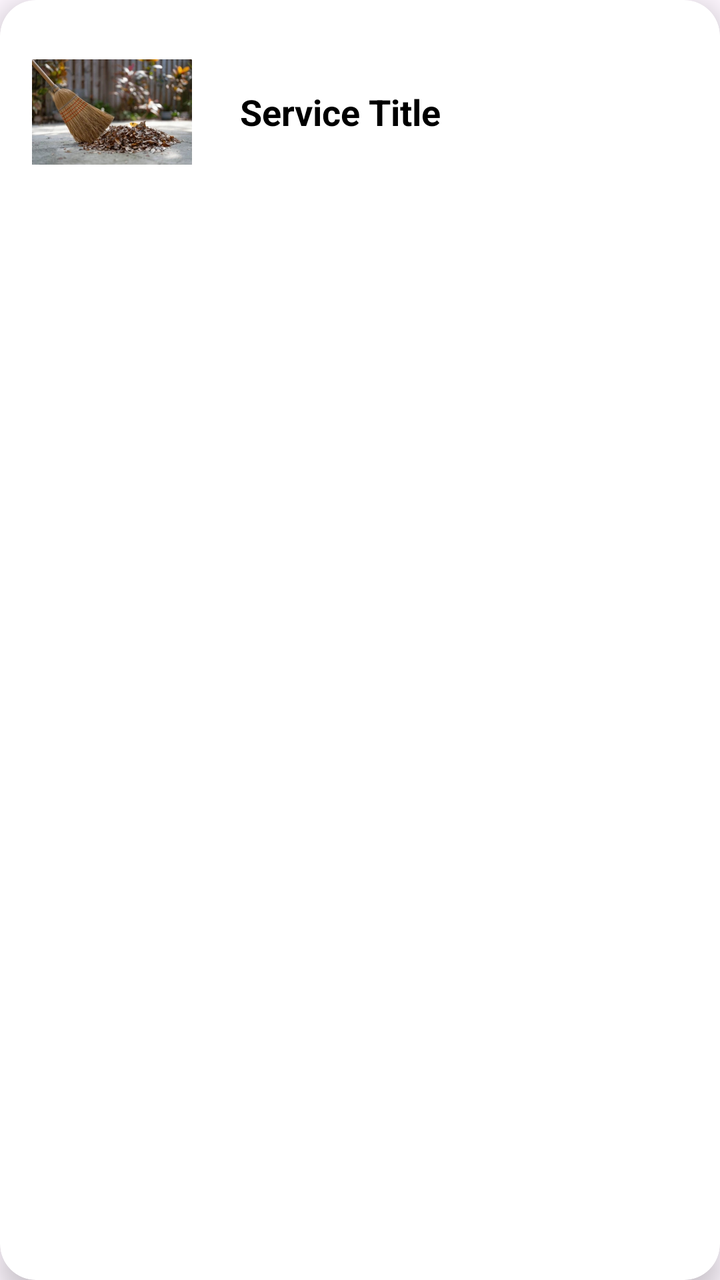
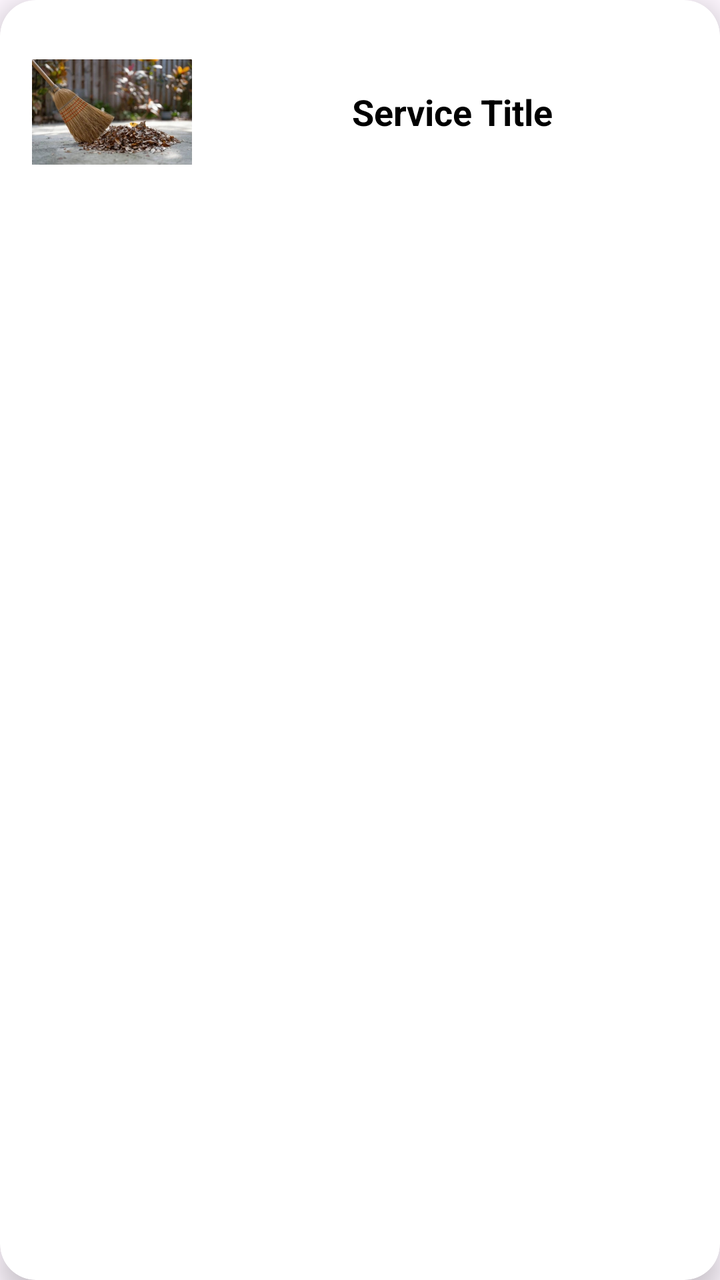

The first picture is an Android layout as it rendered before a commit; the second is the same layout after the commit. The layout source and the unified diff follow.
<!-- AndroidManifest.xml: application theme Theme.RealtimeDB -->
<!-- res/layout/service_card_item.xml -->
<?xml version="1.0" encoding="utf-8"?>
<androidx.cardview.widget.CardView xmlns:android="http://schemas.android.com/apk/res/android"
    xmlns:app="http://schemas.android.com/apk/res-auto"
    android:layout_width="match_parent"
    android:layout_height="wrap_content"
    app:cardCornerRadius="18dp"
    app:cardElevation="8dp"
    android:layout_marginVertical="8dp"
    android:layout_marginHorizontal="16dp">

    <LinearLayout
        android:layout_width="match_parent"
        android:layout_height="wrap_content"
        android:orientation="horizontal"
        android:padding="16dp">

        <ImageView
            android:id="@+id/card_image"
            android:layout_width="80dp"
            android:layout_height="80dp"
            android:src="@drawable/i_cleaning"
            android:contentDescription="Service icon"/>

        <TextView
            android:id="@+id/card_title"
            android:layout_width="wrap_content"
            android:layout_height="wrap_content"
            android:text="Service Title"
            android:layout_gravity="center_vertical"
            android:layout_marginStart="24dp"
            android:textSize="18sp"
            android:textStyle="bold"
            android:textColor="@color/black"/>

    </LinearLayout>
</androidx.cardview.widget.CardView>
<!-- resources referenced by this layout -->
<resources>
  <color name="black">#FF000000</color>
  <!-- drawable i_cleaning: jpg bitmap (drawable, 73032 bytes) -->
  <style name="Theme.RealtimeDB" parent="Base.Theme.RealtimeDB" />
  <style name="Base.Theme.RealtimeDB" parent="Theme.Material3.DayNight.NoActionBar">
          
          <item name="colorPrimary">@color/colorPrimary</item>
          <item name="colorPrimaryVariant">@color/colorPrimaryDark</item>
          <item name="colorOnPrimary">@color/white</item>
          
          <item name="colorSecondary">@color/colorAccent</item>
          <item name="colorOnSecondary">@color/black</item>
          
          <item name="android:statusBarColor">?attr/colorPrimaryVariant</item>
      </style>
  <color name="colorPrimary">#6200EE</color>
  <color name="colorPrimaryDark">#3700B3</color>
  <color name="white">#FFFFFFFF</color>
  <color name="colorAccent">#03DAC5</color>
</resources>

<!-- the commit's change to res/layout/service_card_item.xml (unified diff, before → after) -->
@@ -25,12 +25,12 @@
             android:id="@+id/card_title"
             android:layout_width="wrap_content"
             android:layout_height="wrap_content"
+            android:layout_gravity="center_vertical"
+            android:layout_marginStart="80dp"
             android:text="Service Title"
-            android:layout_gravity="center_vertical"
-            android:layout_marginStart="24dp"
+            android:textColor="@color/black"
             android:textSize="18sp"
-            android:textStyle="bold"
-            android:textColor="@color/black"/>
+            android:textStyle="bold" />
 
     </LinearLayout>
 </androidx.cardview.widget.CardView>
